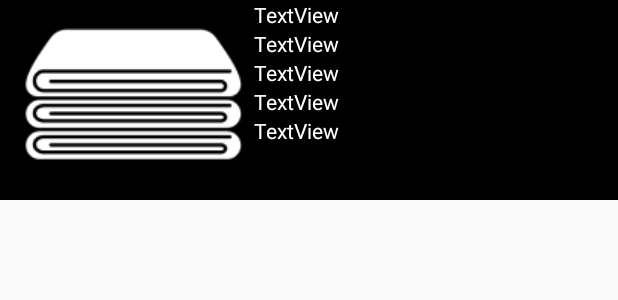
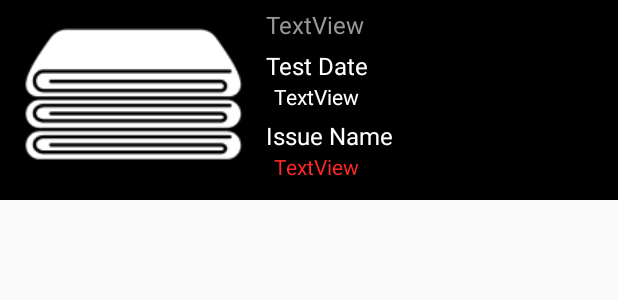
Before and after one commit to YangJJune/NaD_Automatic-Fabric-Check-using-AI, an Android app: the layout defect_row.xml on its own in the app's theme, with its tools: preview values and no code run, on a phone screen of 412 x 824 dp. Shown: the top 300 px of the screen. Run offline under Robolectric (Android 15) with nearby library versions, the phone set to English and light mode, and no system bars; network calls fail.

Commit message:
20231124

```diff
--- a/frontend/app/src/main/res/layout/defect_row.xml
+++ b/frontend/app/src/main/res/layout/defect_row.xml
@@ -12,26 +12,34 @@
         app:srcCompat="@drawable/example_fabric" />
 
     <TextView
-        android:id="@+id/textView7"
+        android:id="@+id/errorName"
         android:layout_width="wrap_content"
         android:layout_height="wrap_content"
+        android:layout_marginStart="8dp"
+        android:layout_marginTop="5dp"
         android:text="TextView"
-        android:textColor="#FFFFFF"
-        app:layout_constraintStart_toEndOf="@+id/imageView6" />
+        android:textColor="#989898"
+        android:textSize="16sp"
+        app:layout_constraintStart_toEndOf="@+id/imageView6"
+        app:layout_constraintTop_toTopOf="parent" />
 
     <TextView
         android:id="@+id/textView8"
         android:layout_width="wrap_content"
         android:layout_height="wrap_content"
-        android:text="TextView"
+        android:layout_marginStart="8dp"
+        android:layout_marginTop="5dp"
+        android:text="Test Date"
         android:textColor="#FFFFFF"
+        android:textSize="16sp"
         app:layout_constraintStart_toEndOf="@+id/imageView6"
-        app:layout_constraintTop_toBottomOf="@+id/textView7" />
+        app:layout_constraintTop_toBottomOf="@+id/errorName" />
 
     <TextView
-        android:id="@+id/textView10"
+        android:id="@+id/testDate"
         android:layout_width="wrap_content"
         android:layout_height="wrap_content"
+        android:layout_marginStart="13dp"
         android:text="TextView"
         android:textColor="#FFFFFF"
         app:layout_constraintStart_toEndOf="@+id/imageView6"
@@ -41,17 +49,21 @@
         android:id="@+id/textView11"
         android:layout_width="wrap_content"
         android:layout_height="wrap_content"
-        android:text="TextView"
+        android:layout_marginStart="8dp"
+        android:layout_marginTop="5dp"
+        android:text="Issue Name"
         android:textColor="#FFFFFF"
+        android:textSize="16sp"
         app:layout_constraintStart_toEndOf="@+id/imageView6"
-        app:layout_constraintTop_toBottomOf="@+id/textView10" />
+        app:layout_constraintTop_toBottomOf="@+id/testDate" />
 
     <TextView
-        android:id="@+id/textView12"
+        android:id="@+id/issueName"
         android:layout_width="wrap_content"
         android:layout_height="wrap_content"
+        android:layout_marginStart="13dp"
         android:text="TextView"
-        android:textColor="#FFFFFF"
+        android:textColor="#FF2727"
         app:layout_constraintStart_toEndOf="@+id/imageView6"
         app:layout_constraintTop_toBottomOf="@+id/textView11" />
 </androidx.constraintlayout.widget.ConstraintLayout>
```
